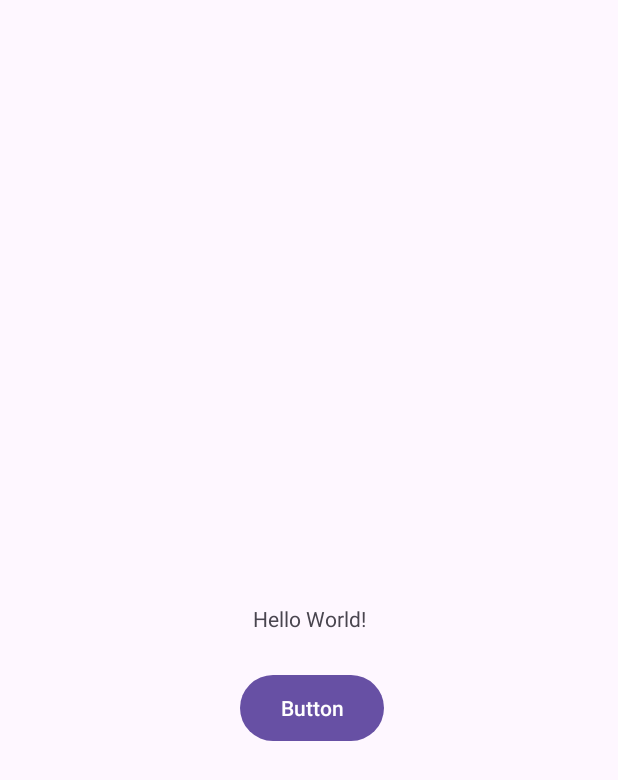
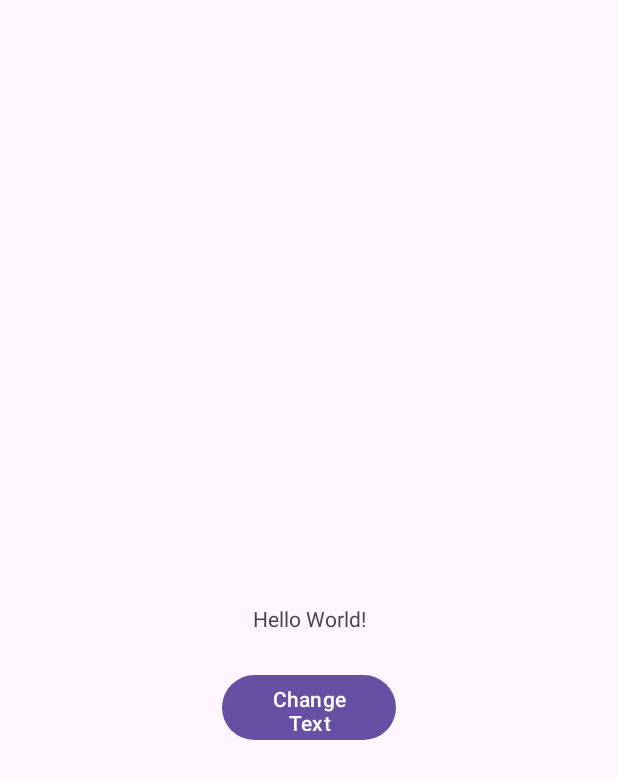
Before and after one commit to MubaraqYusuf/HelloWorld, an Android app: the screen it shows after launch (MainActivity), on a phone screen of 412 x 824 dp. Shown: the top 780 px of the screen. Run offline under Robolectric (Android 15) with nearby library versions, the phone set to English and light mode, and no system bars.

Commit message:
Added Button

```diff
--- a/app/src/main/java/com/example/helloworld/MainActivity.java
+++ b/app/src/main/java/com/example/helloworld/MainActivity.java
@@ -1,6 +1,8 @@
 package com.example.helloworld;
 
 import android.os.Bundle;
+import android.view.View;
+import android.widget.TextView;
 
 import androidx.activity.EdgeToEdge;
 import androidx.appcompat.app.AppCompatActivity;
@@ -21,4 +23,9 @@ public class MainActivity extends AppCompatActivity {
             return insets;
         });
     }
+
+    public void changeTextClick(View view) {
+        TextView tvDemoLabel = findViewById(R.id.tvDemoLabel);
+        tvDemoLabel.setText("Hello World! Updated");
+    }
 }
--- a/app/src/main/res/layout/activity_main.xml
+++ b/app/src/main/res/layout/activity_main.xml
@@ -8,7 +8,7 @@
     tools:context=".MainActivity">
 
     <TextView
-        android:id="@+id/textView"
+        android:id="@+id/tvDemoLabel"
         android:layout_width="wrap_content"
         android:layout_height="wrap_content"
         android:text="Hello World!"
@@ -18,19 +18,20 @@
         app:layout_constraintTop_toTopOf="parent" />
 
     <Button
-        android:id="@+id/button"
-        android:layout_width="96dp"
-        android:layout_height="52dp"
+        android:id="@+id/btnChangeTextClick"
+        android:layout_width="116dp"
+        android:layout_height="51dp"
         android:layout_marginStart="160dp"
         android:layout_marginTop="24dp"
         android:layout_marginEnd="160dp"
         android:layout_marginBottom="283dp"
-        android:text="Button"
+        android:onClick="changeTextClick"
+        android:text="@string/change_text"
         app:layout_constraintBottom_toBottomOf="parent"
         app:layout_constraintEnd_toEndOf="parent"
-        app:layout_constraintHorizontal_bias="0.0"
+        app:layout_constraintHorizontal_bias="0.52"
         app:layout_constraintStart_toStartOf="parent"
-        app:layout_constraintTop_toBottomOf="@+id/textView"
+        app:layout_constraintTop_toBottomOf="@+id/tvDemoLabel"
         app:layout_constraintVertical_bias="0.0" />
 
 </androidx.constraintlayout.widget.ConstraintLayout>
--- a/app/src/main/res/values/strings.xml
+++ b/app/src/main/res/values/strings.xml
@@ -1,3 +1,4 @@
 <resources>
     <string name="app_name">HelloWorld</string>
+    <string name="change_text">Change Text</string>
 </resources>
```
